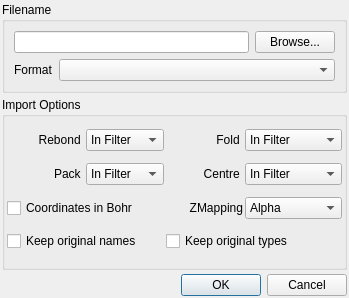
First picture: the form in src/gui/loadmodel.ui, repository trisyoungs/aten, before the edit.
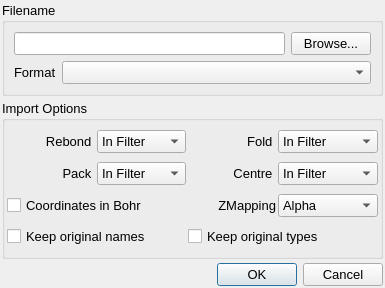
Second picture: the form after the edit. Icons and pictures are not drawn.

What changed in the file:
```diff
--- a/src/gui/loadmodel.ui
+++ b/src/gui/loadmodel.ui
@@ -9,8 +9,8 @@
    <rect>
     <x>0</x>
     <y>0</y>
-    <width>349</width>
-    <height>298</height>
+    <width>385</width>
+    <height>288</height>
    </rect>
   </property>
   <property name="sizePolicy">
@@ -19,6 +19,11 @@
     <verstretch>0</verstretch>
    </sizepolicy>
   </property>
+  <property name="font">
+   <font>
+    <pointsize>10</pointsize>
+   </font>
+  </property>
   <property name="windowTitle">
    <string>Load Model</string>
   </property>
```
